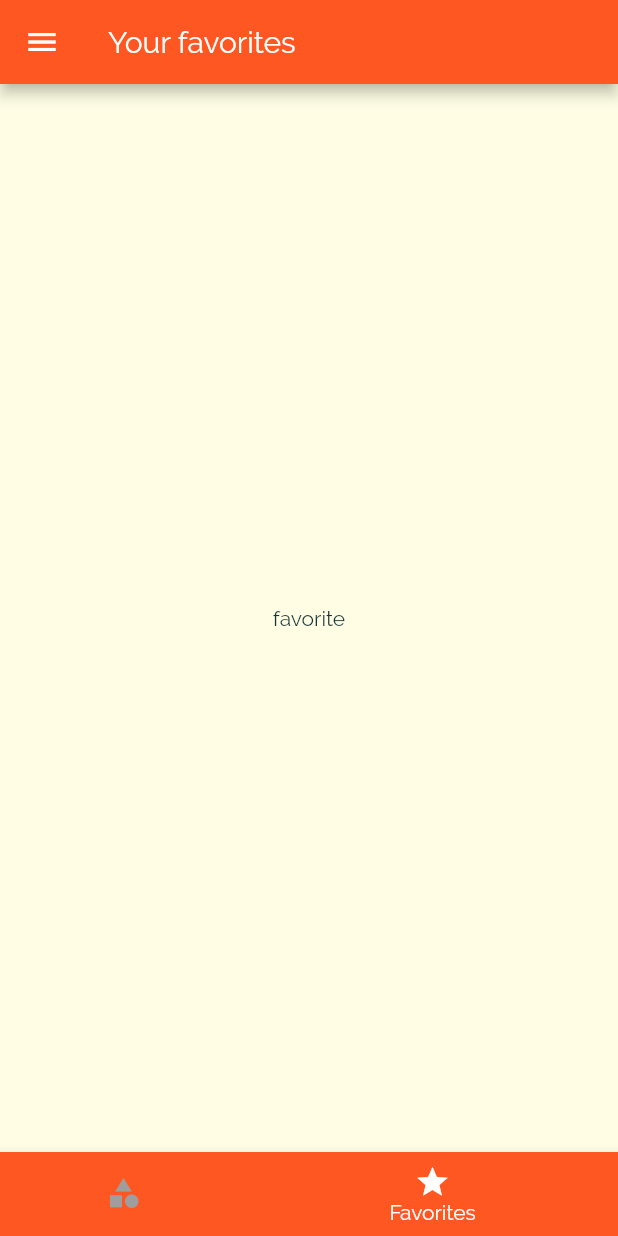
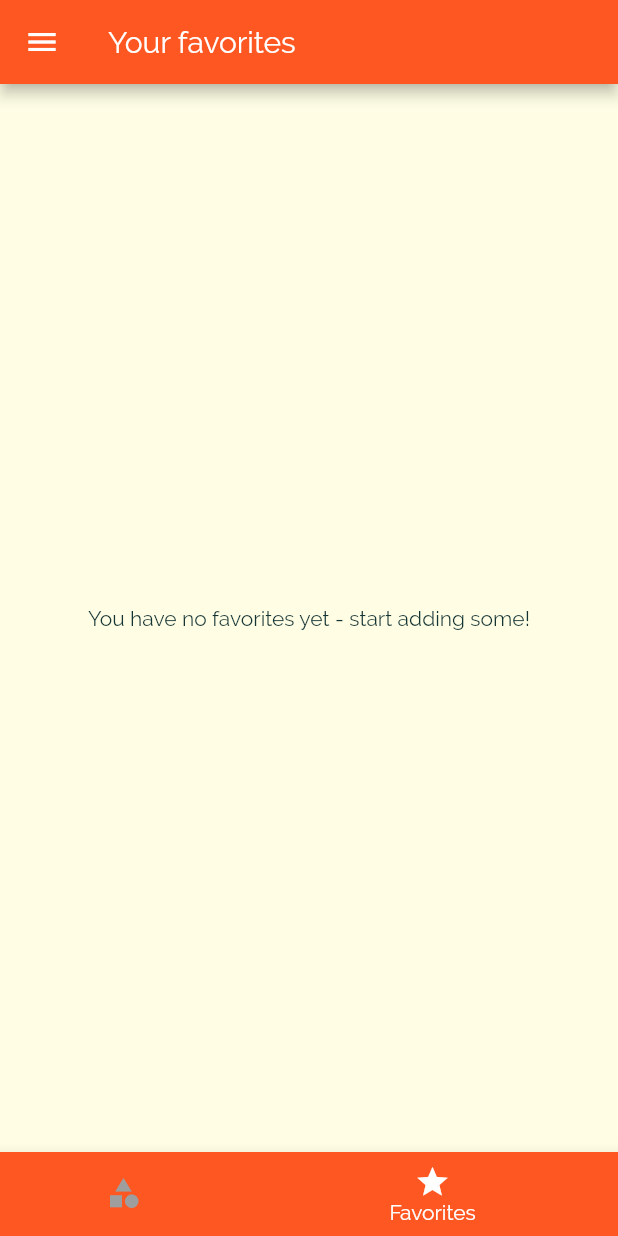
Before and after one commit to Bezoyan/FoodyMobileApp, a Flutter app: the screen it shows after launch, item 2 of the bottom bar chosen, on a phone screen of 412 x 824 dp. Run offline on Flutter 3.47's test engine with Material 2 defaults, Android fonts, the phone set to English and light mode, and no system bars.

Commit message:
Remove delete button and add favorit button in to the meal details to choose favorite meal

```diff
--- a/lib/main.dart
+++ b/lib/main.dart
@@ -25,6 +25,7 @@ class _MyAppState extends State<MyApp> {
   };
 
   List<Meal> _availableMeals = DUMMY_MEALS;
+  List<Meal> _favoriteMeals = [];
 
   void _setFilters(Map<String, bool> filterData) {
     setState(() {
@@ -48,6 +49,24 @@ class _MyAppState extends State<MyApp> {
     });
   }
 
+  void _toggleFavorite(String mealId) {
+    final existingIndex =
+        _favoriteMeals.indexWhere((meal) => meal.id == mealId);
+    if (existingIndex >= 0) {
+      setState(() {
+        _favoriteMeals.removeAt(existingIndex);
+      });
+    } else {
+      setState(() {
+        _favoriteMeals.add(DUMMY_MEALS.firstWhere((meal) => meal.id == mealId));
+      });
+    }
+  }
+
+  bool _isMealFavorite(String id) {
+    return _favoriteMeals.any((meal) => meal.id == id);
+  }
+
   @override
   Widget build(BuildContext context) {
     return MaterialApp(
@@ -65,11 +84,13 @@ class _MyAppState extends State<MyApp> {
                 fontFamily: 'RobotoCondensed',
                 fontWeight: FontWeight.bold)),
       ),
+      initialRoute: '/',
       routes: {
-        '/': (ctx) => TabsScreen(),
+        '/': (ctx) => TabsScreen(_favoriteMeals),
         CategoryMealsScreen.routeName: (ctx) =>
             CategoryMealsScreen(_availableMeals),
-        MealDetailScreen.routeName: (ctx) => MealDetailScreen(),
+        MealDetailScreen.routeName: (ctx) =>
+            MealDetailScreen(_toggleFavorite, _isMealFavorite),
         FiltersScreen.routeName: (ctx) => FiltersScreen(_filters, _setFilters),
       },
       onUnknownRoute: (settings) {
--- a/lib/screens/category_meals_screen.dart
+++ b/lib/screens/category_meals_screen.dart
@@ -60,7 +60,6 @@ class _CategoryMealsScreenState extends State<CategoryMealsScreen> {
               duration: displayedMeals[index].duration,
               complexity: displayedMeals[index].complexity,
               affordability: displayedMeals[index].affordability,
-              removeItem: _removeMeal,
             );
           },
           itemCount: displayedMeals.length,
--- a/lib/screens/favorites_screen.dart
+++ b/lib/screens/favorites_screen.dart
@@ -1,8 +1,32 @@
 import 'package:flutter/material.dart';
 
+import '../widgets/meal_item.dart';
+import '../models/meal.dart';
+
 class FavoritesScreen extends StatelessWidget {
+  final List<Meal> favoriteMeals;
+
+  FavoritesScreen(this.favoriteMeals);
   @override
   Widget build(BuildContext context) {
-    return Center(child: Text('favorite'));
+    if (favoriteMeals.isEmpty) {
+      return Center(
+        child: Text('You have no favorites yet - start adding some!'),
+      );
+    } else {
+      return ListView.builder(
+        itemBuilder: (ctx, index) {
+          return MealItem(
+            id: favoriteMeals[index].id,
+            title: favoriteMeals[index].title,
+            imageUrl: favoriteMeals[index].imageUrl,
+            duration: favoriteMeals[index].duration,
+            complexity: favoriteMeals[index].complexity,
+            affordability: favoriteMeals[index].affordability,
+          );
+        },
+        itemCount: favoriteMeals.length,
+      );
+    }
   }
 }
--- a/lib/screens/tabs_screen.dart
+++ b/lib/screens/tabs_screen.dart
@@ -1,4 +1,5 @@
 import 'package:flutter/material.dart';
+import '../models/meal.dart';
 
 import '../widgets/main_drawer.dart';
 
@@ -6,17 +7,28 @@ import './favorites_screen.dart';
 import './categories_screen.dart';
 
 class TabsScreen extends StatefulWidget {
+  final List<Meal> favoriteMeals;
+
+  TabsScreen(this.favoriteMeals);
+
   @override
   _TabsScreenState createState() => _TabsScreenState();
 }
 
 class _TabsScreenState extends State<TabsScreen> {
-  final List<Map<String, Object>> _pages = [
-    {'page': CategoriesScreen(), 'title': 'Categories'},
-    {'page': FavoritesScreen(), 'title': 'Your favorites'}
-  ];
+  List<Map<String, Object>> _pages;
 
   int _selectedPageIndex = 0;
+
+  @override
+  void initState() {
+    _pages = [
+      {'page': CategoriesScreen(), 'title': 'Categories'},
+      {'page': FavoritesScreen(widget.favoriteMeals), 'title': 'Your favorites'}
+    ];
+    super.initState();
+  }
+
   void _selectPage(int index) {
     setState(() {
       _selectedPageIndex = index;
```
Also changed, not shown: lib/screens/meal_detail_screen.dart (+8 -4 lines), lib/widgets/meal_item.dart (+9 -10 lines).
